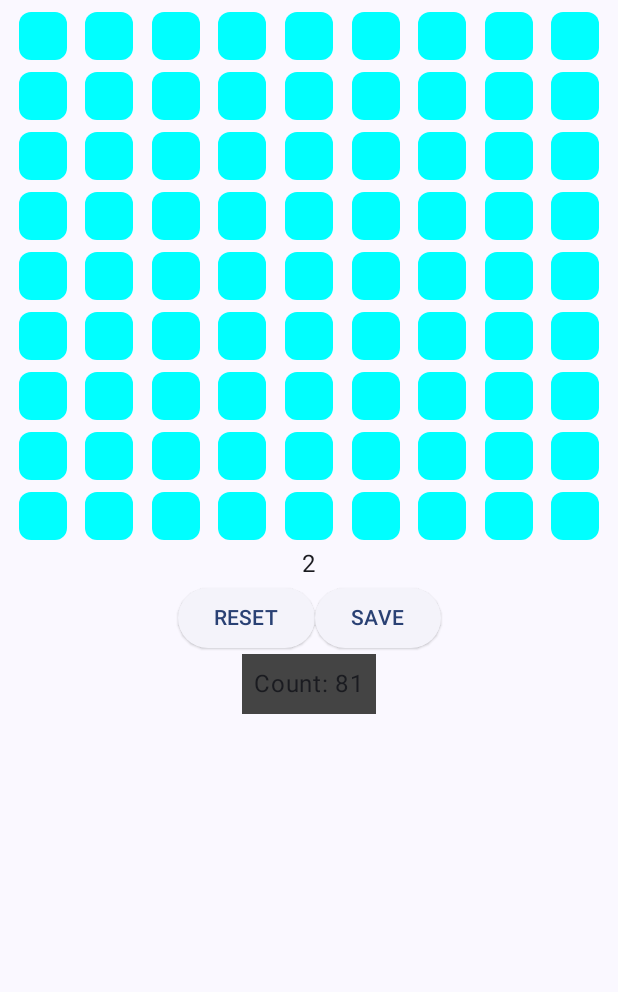
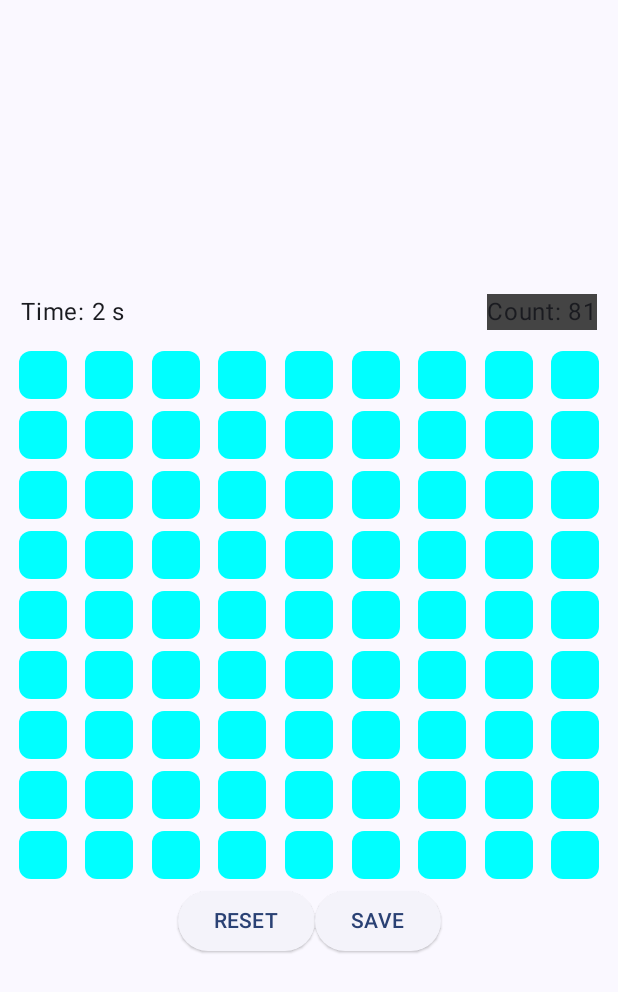
Before and after one commit to pm2am/Minesweeper, an Android app built with Jetpack Compose: the BoardScreen screen opened through its navigation route, on a phone screen of 412 x 824 dp. Shown: the top 992 px of the screen. Run offline under Robolectric (Android 15) with nearby library versions, the phone set to English and light mode, and no system bars; our stand-ins replace Dagger/Hilt's generated code, Room's generated code.

Commit message:
changes in gui for BoardScreen

```diff
--- a/app/src/main/java/com/example/minesweeper/ui/screen/BoardScreen.kt
+++ b/app/src/main/java/com/example/minesweeper/ui/screen/BoardScreen.kt
@@ -44,19 +44,21 @@ fun BoardScreen() {
     }
 
     LogComposition(tag = TAG, msg = "Board")
-    Column(horizontalAlignment = Alignment.CenterHorizontally) {
+    Column(
+        horizontalAlignment = Alignment.CenterHorizontally,
+        verticalArrangement = Arrangement.Center
+    ) {
         LogComposition(tag = TAG, msg = "Column")
         viewModel?.let {
+            TopLayout(viewModel = it)
             GridWithColors(it)
-            InfoLayout(it)
+            BottomLayout(it)
         }
     }
 }
 
 @Composable
-fun InfoLayout(
-    viewModel: BoardViewModel
-) {
+fun TopLayout(viewModel: BoardViewModel) {
     val timer = viewModel.timer
     val timerKey = viewModel.timerKey
 
@@ -67,21 +69,13 @@ fun InfoLayout(
         }
     }
 
+    Row (
+        Modifier.fillMaxWidth().padding(10.dp),
+        horizontalArrangement = Arrangement.SpaceBetween
+    ) {
         Text(
-        text = "${timer.intValue}"
+            text = "Time: ${timer.intValue} s"
         )
-    Row {
-        ElevatedButton(onClick = {
-            viewModel.resetBoard()
-        }) {
-            Text(text = "RESET")
-        }
-        ElevatedButton(onClick = {
-            viewModel.saveGame()
-        }) {
-            Text(text = "SAVE")
-        }
-    }
 
         Text(
             text = when (viewModel.revealedCount.intValue) {
@@ -97,8 +91,27 @@ fun InfoLayout(
                         else -> Color.DarkGray
                     }
                 )
-            .padding(8.dp)
         )
+    }
+
+}
+
+@Composable
+fun BottomLayout(
+    viewModel: BoardViewModel
+) {
+    Row {
+        ElevatedButton(onClick = {
+            viewModel.resetBoard()
+        }) {
+            Text(text = "RESET")
+        }
+        ElevatedButton(onClick = {
+            viewModel.saveGame()
+        }) {
+            Text(text = "SAVE")
+        }
+    }
 }
 
 @Composable
```
Lines whose indentation alone changed are shown as unchanged.
